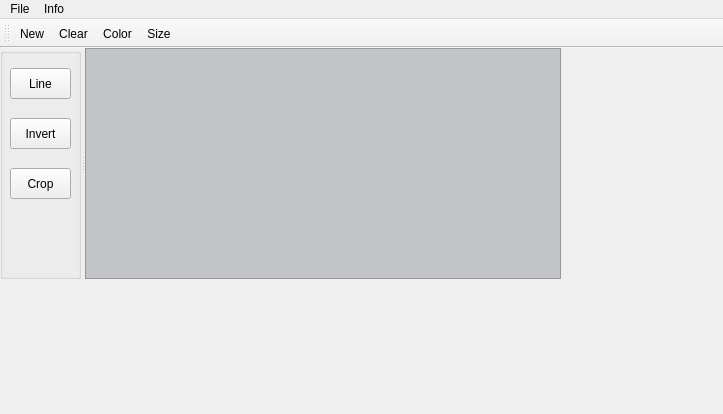
The window that Painter/mainwindow.ui (SuperSolik/study-cpp-projects) describes before a commit, drawn with Qt 5.
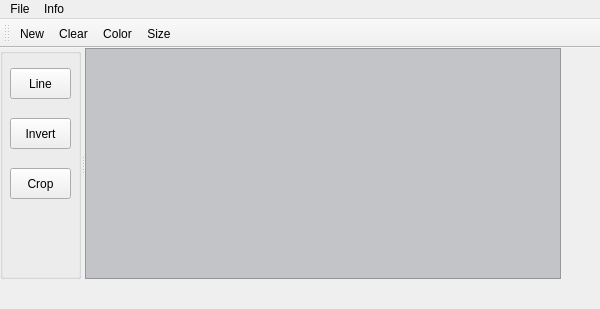
The same window after the commit. Icons and pictures are not drawn.

```diff
--- a/Painter/mainwindow.ui
+++ b/Painter/mainwindow.ui
@@ -6,8 +6,8 @@
    <rect>
     <x>0</x>
     <y>0</y>
-    <width>723</width>
-    <height>414</height>
+    <width>600</width>
+    <height>309</height>
    </rect>
   </property>
   <property name="minimumSize">
@@ -115,7 +115,7 @@
     <rect>
      <x>0</x>
      <y>0</y>
-     <width>723</width>
+     <width>600</width>
      <height>19</height>
     </rect>
    </property>
```
